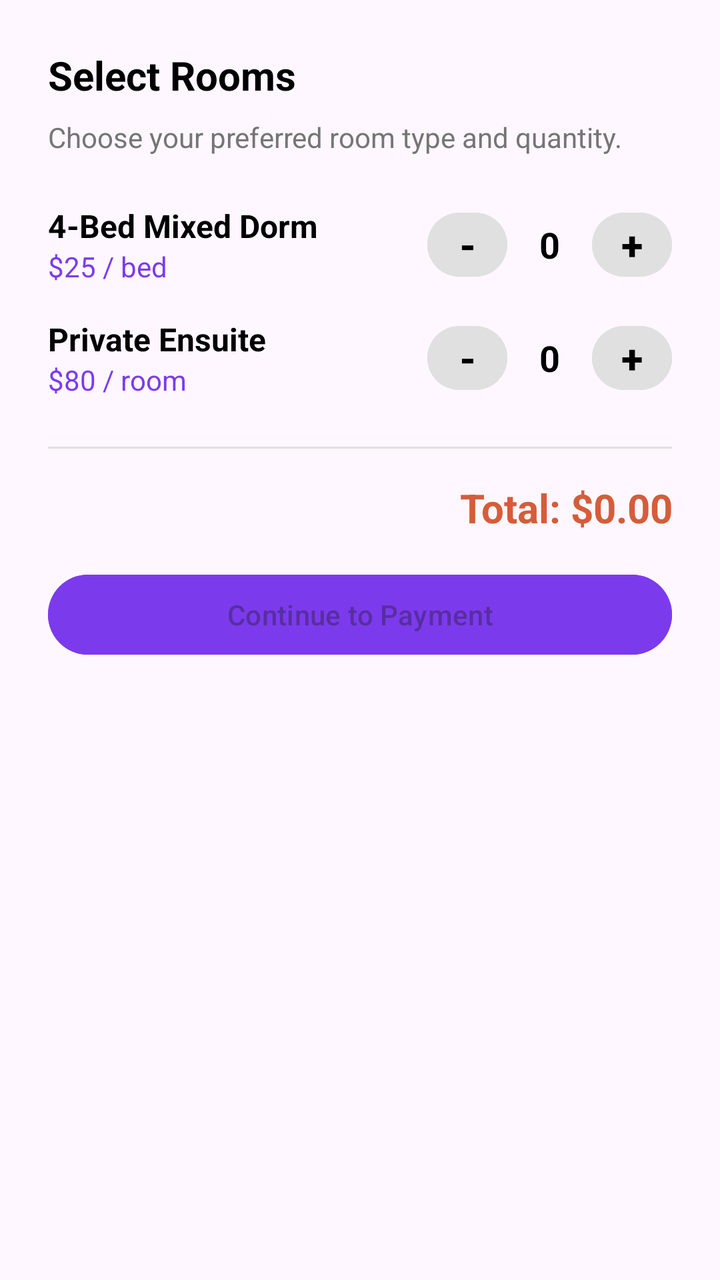
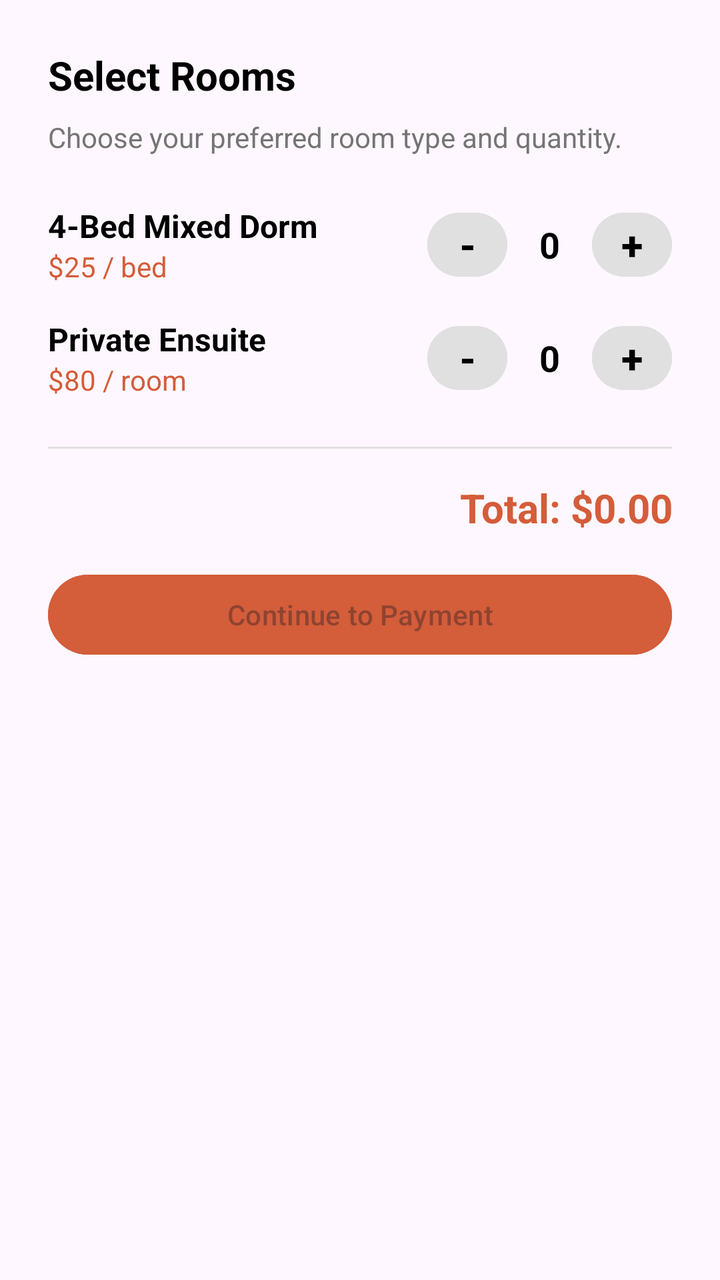

Compare the two renders of this Android layout. The source of the first and the diff that turns it into the second are given below.
<!-- AndroidManifest.xml: application theme Theme.HostelWorld -->
<!-- res/layout/dialog_room_selection.xml -->
<?xml version="1.0" encoding="utf-8"?>
<LinearLayout xmlns:android="http://schemas.android.com/apk/res/android"
    android:layout_width="match_parent"
    android:layout_height="wrap_content"
    android:orientation="vertical"
    android:padding="24dp">

    <TextView
        android:layout_width="match_parent"
        android:layout_height="wrap_content"
        android:text="Select Rooms"
        android:textColor="#000000"
        android:textSize="20sp"
        android:textStyle="bold" />

    <TextView
        android:layout_width="match_parent"
        android:layout_height="wrap_content"
        android:layout_marginTop="8dp"
        android:text="Choose your preferred room type and quantity."
        android:textColor="#757575" />

    <LinearLayout
        android:layout_width="match_parent"
        android:layout_height="wrap_content"
        android:layout_marginTop="24dp"
        android:gravity="center_vertical"
        android:orientation="horizontal">

        <LinearLayout
            android:layout_width="0dp"
            android:layout_height="wrap_content"
            android:layout_weight="1"
            android:orientation="vertical">

            <TextView
                android:layout_width="wrap_content"
                android:layout_height="wrap_content"
                android:text="4-Bed Mixed Dorm"
                android:textColor="#000000"
                android:textSize="16sp"
                android:textStyle="bold" />

            <TextView
                android:id="@+id/tvDormPrice"
                android:layout_width="wrap_content"
                android:layout_height="wrap_content"
                android:text="$25 / bed"
                android:textColor="#7C3AED" />
        </LinearLayout>

        <Button
            android:id="@+id/btnDormMinus"
            android:layout_width="40dp"
            android:layout_height="40dp"
            android:padding="0dp"
            android:backgroundTint="#E0E0E0"
            android:textColor="#000000"
            android:textSize="20sp"
            android:textStyle="bold"
            android:text="-" />

        <TextView
            android:id="@+id/tvDormCount"
            android:layout_width="wrap_content"
            android:layout_height="wrap_content"
            android:layout_marginHorizontal="16dp"
            android:text="0"
            android:textColor="#000000"
            android:textSize="18sp"
            android:textStyle="bold" />

        <Button
            android:id="@+id/btnDormPlus"
            android:layout_width="40dp"
            android:layout_height="40dp"
            android:padding="0dp"
            android:backgroundTint="#E0E0E0"
            android:textColor="#000000"
            android:textSize="20sp"
            android:textStyle="bold"
            android:text="+" />
    </LinearLayout>

    <LinearLayout
        android:layout_width="match_parent"
        android:layout_height="wrap_content"
        android:layout_marginTop="16dp"
        android:gravity="center_vertical"
        android:orientation="horizontal">

        <LinearLayout
            android:layout_width="0dp"
            android:layout_height="wrap_content"
            android:layout_weight="1"
            android:orientation="vertical">

            <TextView
                android:layout_width="wrap_content"
                android:layout_height="wrap_content"
                android:text="Private Ensuite"
                android:textColor="#000000"
                android:textSize="16sp"
                android:textStyle="bold" />

            <TextView
                android:id="@+id/tvPrivatePrice"
                android:layout_width="wrap_content"
                android:layout_height="wrap_content"
                android:text="$80 / room"
                android:textColor="#7C3AED" />
        </LinearLayout>

        <Button
            android:id="@+id/btnPrivateMinus"
            android:layout_width="40dp"
            android:layout_height="40dp"
            android:padding="0dp"
            android:backgroundTint="#E0E0E0"
            android:textColor="#000000"
            android:textSize="20sp"
            android:textStyle="bold"
            android:text="-" />

        <TextView
            android:id="@+id/tvPrivateCount"
            android:layout_width="wrap_content"
            android:layout_height="wrap_content"
            android:layout_marginHorizontal="16dp"
            android:text="0"
            android:textColor="#000000"
            android:textSize="18sp"
            android:textStyle="bold" />

        <Button
            android:id="@+id/btnPrivatePlus"
            android:layout_width="40dp"
            android:layout_height="40dp"
            android:padding="0dp"
            android:backgroundTint="#E0E0E0"
            android:textColor="#000000"
            android:textSize="20sp"
            android:textStyle="bold"
            android:text="+" />
    </LinearLayout>

    <View
        android:layout_width="match_parent"
        android:layout_height="1dp"
        android:layout_marginTop="24dp"
        android:background="#E0E0E0" />

    <TextView
        android:id="@+id/tvRoomTotal"
        android:layout_width="match_parent"
        android:layout_height="wrap_content"
        android:layout_marginTop="16dp"
        android:gravity="end"
        android:text="Total: $0.00"
        android:textColor="#D45D3A"
        android:textSize="20sp"
        android:textStyle="bold" />

    <Button
        android:id="@+id/btnContinueToPayment"
        android:layout_width="match_parent"
        android:layout_height="48dp"
        android:layout_marginTop="16dp"
        android:backgroundTint="#7C3AED"
        android:enabled="false"
        android:text="Continue to Payment" />
</LinearLayout>
<!-- resources referenced by this layout -->
<resources>
  <style name="Theme.HostelWorld" parent="Base.Theme.HostelWorld" />
  <style name="Base.Theme.HostelWorld" parent="Theme.Material3.DayNight.NoActionBar">
          
          
      </style>
</resources>

<!-- the commit's change to res/layout/dialog_room_selection.xml (unified diff, before → after) -->
@@ -46,7 +46,7 @@
                 android:layout_width="wrap_content"
                 android:layout_height="wrap_content"
                 android:text="$25 / bed"
-                android:textColor="#7C3AED" />
+                android:textColor="#D45D3A" />
         </LinearLayout>
 
         <Button
@@ -108,7 +108,7 @@
                 android:layout_width="wrap_content"
                 android:layout_height="wrap_content"
                 android:text="$80 / room"
-                android:textColor="#7C3AED" />
+                android:textColor="#D45D3A" />
         </LinearLayout>
 
         <Button
@@ -166,7 +166,7 @@
         android:layout_width="match_parent"
         android:layout_height="48dp"
         android:layout_marginTop="16dp"
-        android:backgroundTint="#7C3AED"
+        android:backgroundTint="#D45D3A"
         android:enabled="false"
         android:text="Continue to Payment" />
 </LinearLayout>
